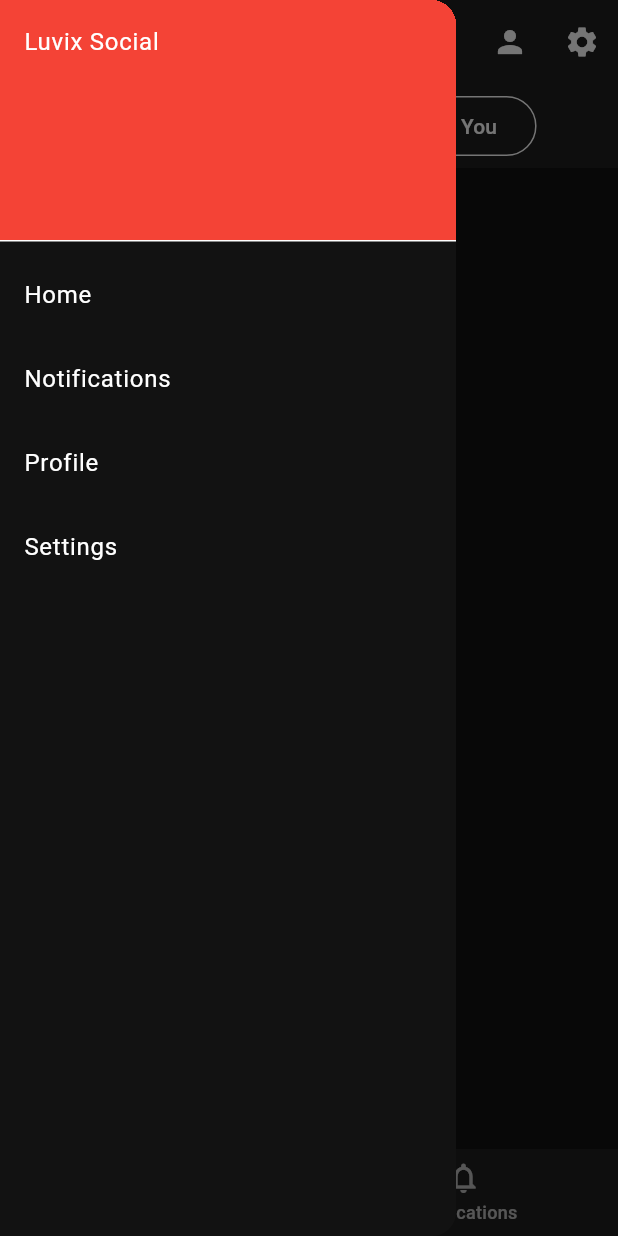
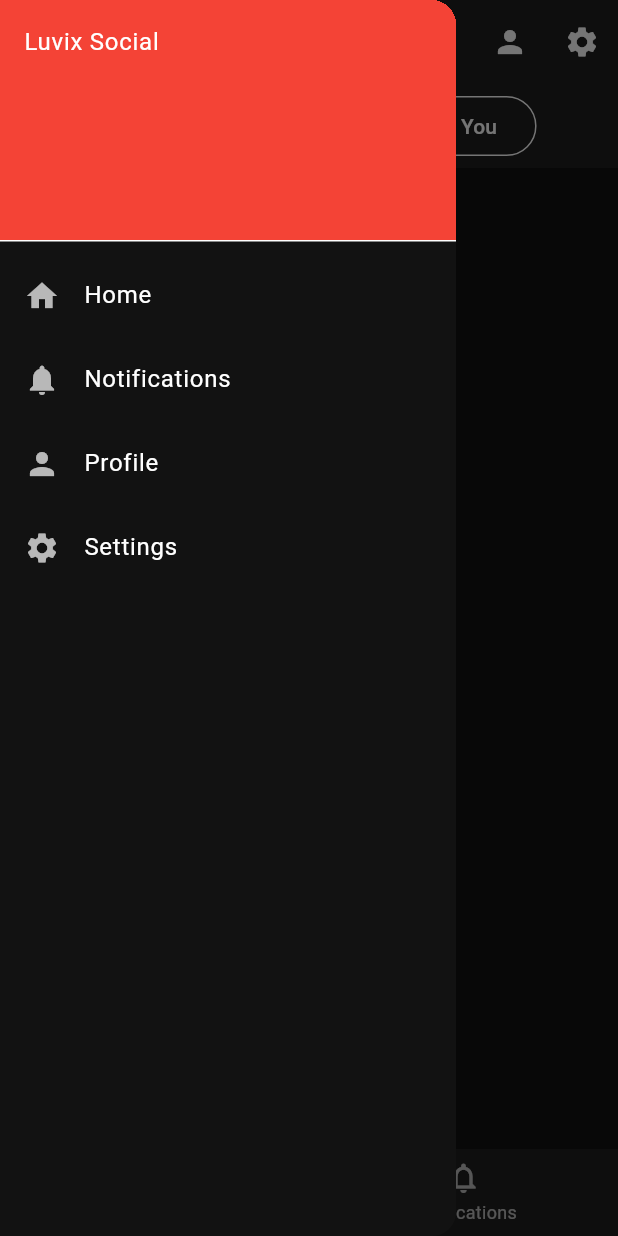
Before and after one commit to luvixsocial/app, a Flutter app: the screen it shows after launch, with the side drawer open, on a phone screen of 412 x 824 dp. Run offline on Flutter 3.47's test engine with Material 3 defaults, Android fonts, the phone set to English and light mode, and no system bars; our stand-ins replace shared_preferences.

Commit message:
Added seperate layouts for each platform.

```diff
--- /dev/null
+++ b/lib/api/posts.dart
@@ -0,0 +1 @@
+class Posts {}
--- a/lib/main.dart
+++ b/lib/main.dart
@@ -1,3 +1,4 @@
+import 'dart:io';
 import 'package:flutter/material.dart';
 import 'pages/home.dart';
 import 'pages/notifications.dart';
@@ -29,35 +30,10 @@ class LuvixApp extends StatelessWidget {
           foregroundColor: Colors.white,
           elevation: 0,
         ),
-        buttonTheme: const ButtonThemeData(
-          buttonColor: Colors.red,
-          textTheme: ButtonTextTheme.primary,
-        ),
-        elevatedButtonTheme: ElevatedButtonThemeData(
-          style: ElevatedButton.styleFrom(
-            backgroundColor: Colors.red,
-            foregroundColor: Colors.white,
-            shape: RoundedRectangleBorder(
-              borderRadius: BorderRadius.circular(8),
-            ),
-          ),
-        ),
-        floatingActionButtonTheme: const FloatingActionButtonThemeData(
-          backgroundColor: Colors.red,
-        ),
         bottomNavigationBarTheme: const BottomNavigationBarThemeData(
           backgroundColor: Color(0xFF1E1E1E),
           selectedItemColor: Colors.red,
           unselectedItemColor: Colors.white70,
-          selectedIconTheme: IconThemeData(color: Colors.red),
-          unselectedIconTheme: IconThemeData(color: Colors.white70),
-          selectedLabelStyle: TextStyle(fontWeight: FontWeight.bold),
-          unselectedLabelStyle: TextStyle(fontWeight: FontWeight.w500),
-          elevation: 0,
-        ),
-        textTheme: const TextTheme(
-          bodyLarge: TextStyle(color: Colors.white),
-          bodyMedium: TextStyle(color: Colors.white70),
         ),
       ),
       routes: {
@@ -83,28 +59,40 @@ class _LuvixScreenState extends State<LuvixScreen> {
 
   @override
   Widget build(BuildContext context) {
+    bool isMobile = Platform.isAndroid || Platform.isIOS;
+    bool isTablet =
+        MediaQuery.of(context).size.width >= 600 &&
+        MediaQuery.of(context).size.width < 1200;
+    bool isDesktop = Platform.isWindows || Platform.isMacOS || Platform.isLinux;
+
     return Scaffold(
       appBar: AppBar(
-        automaticallyImplyLeading: true,
         title: const Text('Luvix Social'),
         centerTitle: true,
-        elevation: 0,
         actions: [
           IconButton(
             icon: const Icon(Icons.person),
-            onPressed: () {
-              Navigator.pushReplacementNamed(context, '/profile');
-            },
+            onPressed: () => Navigator.pushNamed(context, '/profile'),
           ),
           IconButton(
             icon: const Icon(Icons.settings),
-            onPressed: () {
-              Navigator.pushReplacementNamed(context, '/settings');
-            },
+            onPressed: () => Navigator.pushNamed(context, '/settings'),
           ),
         ],
       ),
-      drawer: Drawer(
+      drawer: isMobile ? _buildDrawer() : null,
+      body: Row(
+        children: [
+          if (isTablet || isDesktop) _buildSidebar(),
+          Expanded(child: pages[currentPageIndex]),
+        ],
+      ),
+      bottomNavigationBar: isMobile ? _buildBottomNavigationBar() : null,
+    );
+  }
+
+  Widget _buildDrawer() {
+    return Drawer(
       child: ListView(
         padding: EdgeInsets.zero,
         children: <Widget>[
@@ -112,58 +100,77 @@ class _LuvixScreenState extends State<LuvixScreen> {
             decoration: BoxDecoration(color: Colors.red),
             child: Text('Luvix Social'),
           ),
-            ListTile(
-              title: const Text('Home'),
-              onTap: () {
-                setState(() {
-                  currentPageIndex = 0;
-                });
-              },
+          _buildDrawerItem(
+            'Home',
+            Icons.home,
+            () => setState(() => currentPageIndex = 0),
           ),
-            ListTile(
-              title: const Text('Notifications'),
-              onTap: () {
-                setState(() {
-                  Navigator.pushNamed(context, '/notifications');
-                });
-              },
+          _buildDrawerItem(
+            'Notifications',
+            Icons.notifications,
+            () => setState(() => currentPageIndex = 1),
           ),
-            ListTile(
-              title: const Text('Profile'),
-              onTap: () {
-                Navigator.pushNamed(context, '/profile');
-              },
+          _buildDrawerItem(
+            'Profile',
+            Icons.person,
+            () => Navigator.pushNamed(context, '/profile'),
           ),
-            ListTile(
-              title: const Text('Settings'),
-              onTap: () {
-                Navigator.pushNamed(context, '/settings');
-              },
-            ),
-          ],
-        ),
-      ),
-      body: pages[currentPageIndex],
-      bottomNavigationBar: BottomNavigationBar(
-        onTap: (int index) {
-          setState(() {
-            currentPageIndex = index;
-          });
-        },
-        currentIndex: currentPageIndex,
-        items: const <BottomNavigationBarItem>[
-          BottomNavigationBarItem(
-            activeIcon: Icon(Icons.home),
-            icon: Icon(Icons.home_outlined),
-            label: 'Home',
-          ),
-          BottomNavigationBarItem(
-            activeIcon: Icon(Icons.notifications),
-            icon: Icon(Icons.notifications_outlined),
-            label: 'Notifications',
+          _buildDrawerItem(
+            'Settings',
+            Icons.settings,
+            () => Navigator.pushNamed(context, '/settings'),
           ),
         ],
       ),
     );
   }
+
+  Widget _buildDrawerItem(String title, IconData icon, VoidCallback onTap) {
+    return ListTile(
+      leading: Icon(icon, color: Colors.white70),
+      title: Text(title),
+      onTap: onTap,
+    );
   }
+
+  Widget _buildSidebar() {
+    return NavigationRail(
+      selectedIndex: currentPageIndex,
+      backgroundColor: const Color(0xFF1E1E1E),
+      onDestinationSelected:
+          (index) => setState(() => currentPageIndex = index),
+      labelType: NavigationRailLabelType.all,
+      destinations: const [
+        NavigationRailDestination(
+          icon: Icon(Icons.home_outlined),
+          selectedIcon: Icon(Icons.home),
+          label: Text('Home'),
+        ),
+        NavigationRailDestination(
+          icon: Icon(Icons.notifications_outlined),
+          selectedIcon: Icon(Icons.notifications),
+          label: Text('Notifications'),
+        ),
+      ],
+    );
+  }
+
+  Widget _buildBottomNavigationBar() {
+    return BottomNavigationBar(
+      currentIndex: currentPageIndex,
+      onTap: (index) => setState(() => currentPageIndex = index),
+      items: const [
+        BottomNavigationBarItem(
+          icon: Icon(Icons.home_outlined),
+          activeIcon: Icon(Icons.home),
+          label: 'Home',
+        ),
+        BottomNavigationBarItem(
+          icon: Icon(Icons.notifications_outlined),
+          activeIcon: Icon(Icons.notifications),
+          label: 'Notifications',
+        ),
+      ],
+    );
+  }
+}
```
Lines whose indentation alone changed are shown as unchanged.
